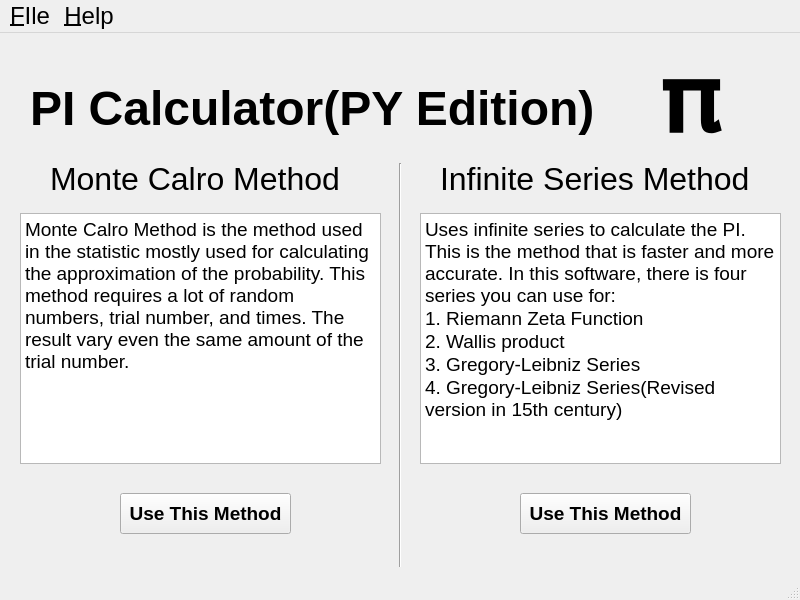
Before: the Qt Designer form Programming/Python/PIGUI(Py edition)/PIGUI/form.ui in kenryuS/KenryusSideProjects, drawn with Qt 5.
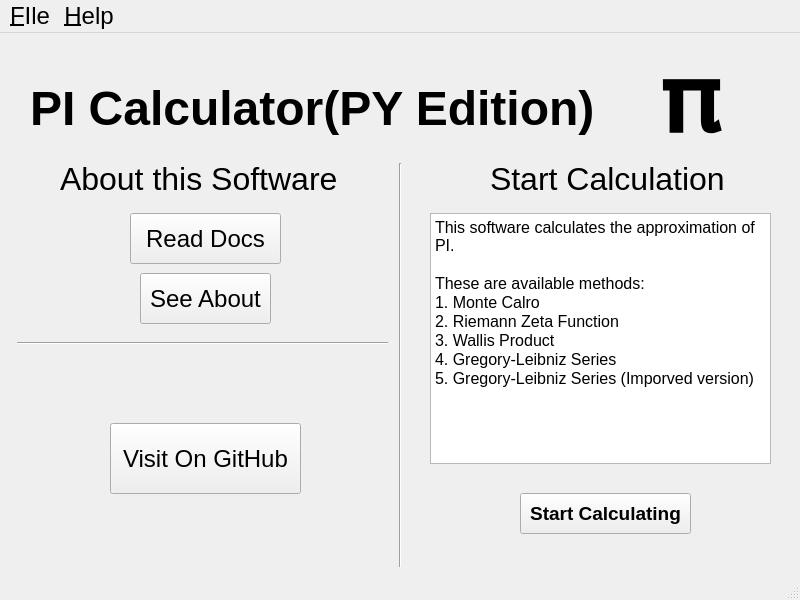
After: the same form once the commit is applied.

Patch:
```diff
--- a/Programming/Python/PIGUI(Py edition)/PIGUI/form.ui
+++ b/Programming/Python/PIGUI(Py edition)/PIGUI/form.ui
@@ -57,9 +57,9 @@
    <widget class="QLabel" name="label_3">
     <property name="geometry">
      <rect>
-      <x>50</x>
+      <x>60</x>
       <y>130</y>
-      <width>291</width>
+      <width>281</width>
       <height>31</height>
      </rect>
     </property>
@@ -71,15 +71,15 @@
      </font>
     </property>
     <property name="text">
-     <string>Monte Calro Method</string>
+     <string>About this Software</string>
     </property>
    </widget>
    <widget class="QLabel" name="label_4">
     <property name="geometry">
      <rect>
-      <x>440</x>
+      <x>490</x>
       <y>130</y>
-      <width>321</width>
+      <width>241</width>
       <height>31</height>
      </rect>
     </property>
@@ -91,75 +91,7 @@
      </font>
     </property>
     <property name="text">
-     <string>Infinite Series Method</string>
-    </property>
-   </widget>
-   <widget class="QTextBrowser" name="textBrowser">
-    <property name="geometry">
-     <rect>
-      <x>20</x>
-      <y>180</y>
-      <width>361</width>
-      <height>251</height>
-     </rect>
-    </property>
-    <property name="markdown">
-     <string>Monte Calro Method is the method used in the statistic mostly used for
-calculating the approximation of the probability. This method requires a lot of
-random numbers, trial number, and times. The result vary even the same amount
-of the trial number. 
-
-</string>
-    </property>
-    <property name="html">
-     <string>&lt;!DOCTYPE HTML PUBLIC &quot;-//W3C//DTD HTML 4.0//EN&quot; &quot;http://www.w3.org/TR/REC-html40/strict.dtd&quot;&gt;
-&lt;html&gt;&lt;head&gt;&lt;meta name=&quot;qrichtext&quot; content=&quot;1&quot; /&gt;&lt;style type=&quot;text/css&quot;&gt;
-p, li { white-space: pre-wrap; }
-&lt;/style&gt;&lt;/head&gt;&lt;body style=&quot; font-family:'MS Shell Dlg 2'; font-size:18pt; font-weight:400; font-style:normal;&quot;&gt;
-&lt;p style=&quot; margin-top:0px; margin-bottom:0px; margin-left:0px; margin-right:0px; -qt-block-indent:0; text-indent:0px;&quot;&gt;&lt;span style=&quot; font-family:'Yu Gothic UI'; font-size:14pt;&quot;&gt;Monte Calro Method is the method used in the statistic mostly used for calculating the approximation of the probability. This method requires a lot of random numbers, trial number, and times. The result vary even the same amount of the trial number. &lt;/span&gt;&lt;/p&gt;&lt;/body&gt;&lt;/html&gt;</string>
-    </property>
-   </widget>
-   <widget class="QTextBrowser" name="textBrowser_2">
-    <property name="geometry">
-     <rect>
-      <x>420</x>
-      <y>180</y>
-      <width>361</width>
-      <height>251</height>
-     </rect>
-    </property>
-    <property name="html">
-     <string>&lt;!DOCTYPE HTML PUBLIC &quot;-//W3C//DTD HTML 4.0//EN&quot; &quot;http://www.w3.org/TR/REC-html40/strict.dtd&quot;&gt;
-&lt;html&gt;&lt;head&gt;&lt;meta name=&quot;qrichtext&quot; content=&quot;1&quot; /&gt;&lt;style type=&quot;text/css&quot;&gt;
-p, li { white-space: pre-wrap; }
-&lt;/style&gt;&lt;/head&gt;&lt;body style=&quot; font-family:'MS Shell Dlg 2'; font-size:18pt; font-weight:400; font-style:normal;&quot;&gt;
-&lt;p style=&quot; margin-top:0px; margin-bottom:0px; margin-left:0px; margin-right:0px; -qt-block-indent:0; text-indent:0px;&quot;&gt;&lt;span style=&quot; font-family:'Yu Gothic UI'; font-size:14pt;&quot;&gt;Uses infinite series to calculate the PI. This is the method that is faster and more accurate. In this software, there is four series you can use for:&lt;/span&gt;&lt;/p&gt;
-&lt;p style=&quot; margin-top:0px; margin-bottom:0px; margin-left:0px; margin-right:0px; -qt-block-indent:0; text-indent:0px;&quot;&gt;&lt;span style=&quot; font-family:'Yu Gothic UI'; font-size:14pt;&quot;&gt;1. Riemann Zeta Function&lt;/span&gt;&lt;/p&gt;
-&lt;p style=&quot; margin-top:0px; margin-bottom:0px; margin-left:0px; margin-right:0px; -qt-block-indent:0; text-indent:0px;&quot;&gt;&lt;span style=&quot; font-family:'Yu Gothic UI'; font-size:14pt;&quot;&gt;2. Wallis product&lt;/span&gt;&lt;/p&gt;
-&lt;p style=&quot; margin-top:0px; margin-bottom:0px; margin-left:0px; margin-right:0px; -qt-block-indent:0; text-indent:0px;&quot;&gt;&lt;span style=&quot; font-family:'Yu Gothic UI'; font-size:14pt;&quot;&gt;3. Gregory-Leibniz Series&lt;/span&gt;&lt;/p&gt;
-&lt;p style=&quot; margin-top:0px; margin-bottom:0px; margin-left:0px; margin-right:0px; -qt-block-indent:0; text-indent:0px;&quot;&gt;&lt;span style=&quot; font-family:'Yu Gothic UI'; font-size:14pt;&quot;&gt;4. Gregory-Leibniz Series(Revised version in 15th century)&lt;/span&gt;&lt;/p&gt;&lt;/body&gt;&lt;/html&gt;</string>
-    </property>
-   </widget>
-   <widget class="QPushButton" name="pushButton">
-    <property name="geometry">
-     <rect>
-      <x>120</x>
-      <y>460</y>
-      <width>171</width>
-      <height>41</height>
-     </rect>
-    </property>
-    <property name="font">
-     <font>
-      <pointsize>14</pointsize>
-      <weight>75</weight>
-      <bold>true</bold>
-      <underline>false</underline>
-      <kerning>true</kerning>
-     </font>
-    </property>
-    <property name="text">
-     <string>Use This Method</string>
+     <string>Start Calculation</string>
     </property>
    </widget>
    <widget class="QPushButton" name="pushButton_2">
@@ -180,7 +112,7 @@
      </font>
     </property>
     <property name="text">
-     <string>Use This Method</string>
+     <string>Start Calculating</string>
     </property>
    </widget>
    <widget class="QLabel" name="label_2">
@@ -203,6 +135,96 @@
      <string>𝛑</string>
     </property>
    </widget>
+   <widget class="Line" name="line_2">
+    <property name="geometry">
+     <rect>
+      <x>17</x>
+      <y>300</y>
+      <width>371</width>
+      <height>20</height>
+     </rect>
+    </property>
+    <property name="orientation">
+     <enum>Qt::Horizontal</enum>
+    </property>
+   </widget>
+   <widget class="QPushButton" name="pushButton">
+    <property name="geometry">
+     <rect>
+      <x>130</x>
+      <y>180</y>
+      <width>151</width>
+      <height>51</height>
+     </rect>
+    </property>
+    <property name="text">
+     <string>Read Docs</string>
+    </property>
+   </widget>
+   <widget class="QPushButton" name="pushButton_3">
+    <property name="geometry">
+     <rect>
+      <x>110</x>
+      <y>390</y>
+      <width>191</width>
+      <height>71</height>
+     </rect>
+    </property>
+    <property name="text">
+     <string>Visit On GitHub</string>
+    </property>
+    <property name="checkable">
+     <bool>false</bool>
+    </property>
+    <property name="checked">
+     <bool>false</bool>
+    </property>
+   </widget>
+   <widget class="QPushButton" name="pushButton_4">
+    <property name="geometry">
+     <rect>
+      <x>140</x>
+      <y>240</y>
+      <width>131</width>
+      <height>51</height>
+     </rect>
+    </property>
+    <property name="text">
+     <string>See About</string>
+    </property>
+   </widget>
+   <widget class="QTextBrowser" name="textBrowser">
+    <property name="geometry">
+     <rect>
+      <x>430</x>
+      <y>180</y>
+      <width>341</width>
+      <height>251</height>
+     </rect>
+    </property>
+    <property name="font">
+     <font>
+      <pointsize>18</pointsize>
+      <weight>50</weight>
+      <bold>false</bold>
+     </font>
+    </property>
+    <property name="html">
+     <string>&lt;!DOCTYPE HTML PUBLIC &quot;-//W3C//DTD HTML 4.0//EN&quot; &quot;http://www.w3.org/TR/REC-html40/strict.dtd&quot;&gt;
+&lt;html&gt;&lt;head&gt;&lt;meta name=&quot;qrichtext&quot; content=&quot;1&quot; /&gt;&lt;style type=&quot;text/css&quot;&gt;
+p, li { white-space: pre-wrap; }
+&lt;/style&gt;&lt;/head&gt;&lt;body style=&quot; font-family:'MS Shell Dlg 2'; font-size:18pt; font-weight:400; font-style:normal;&quot;&gt;
+&lt;p style=&quot; margin-top:0px; margin-bottom:0px; margin-left:0px; margin-right:0px; -qt-block-indent:0; text-indent:0px;&quot;&gt;&lt;span style=&quot; font-size:12pt;&quot;&gt;This software calculates the approximation of PI.&lt;/span&gt;&lt;/p&gt;
+&lt;p style=&quot;-qt-paragraph-type:empty; margin-top:0px; margin-bottom:0px; margin-left:0px; margin-right:0px; -qt-block-indent:0; text-indent:0px; font-size:12pt;&quot;&gt;&lt;br /&gt;&lt;/p&gt;
+&lt;p style=&quot; margin-top:0px; margin-bottom:0px; margin-left:0px; margin-right:0px; -qt-block-indent:0; text-indent:0px;&quot;&gt;&lt;span style=&quot; font-size:12pt;&quot;&gt;These are available methods:&lt;/span&gt;&lt;/p&gt;
+&lt;p style=&quot; margin-top:0px; margin-bottom:0px; margin-left:0px; margin-right:0px; -qt-block-indent:0; text-indent:0px;&quot;&gt;&lt;span style=&quot; font-size:12pt;&quot;&gt;1. Monte Calro&lt;/span&gt;&lt;/p&gt;
+&lt;p style=&quot; margin-top:0px; margin-bottom:0px; margin-left:0px; margin-right:0px; -qt-block-indent:0; text-indent:0px;&quot;&gt;&lt;span style=&quot; font-size:12pt;&quot;&gt;2. Riemann Zeta Function&lt;/span&gt;&lt;/p&gt;
+&lt;p style=&quot; margin-top:0px; margin-bottom:0px; margin-left:0px; margin-right:0px; -qt-block-indent:0; text-indent:0px;&quot;&gt;&lt;span style=&quot; font-size:12pt;&quot;&gt;3. Wallis Product&lt;/span&gt;&lt;/p&gt;
+&lt;p style=&quot; margin-top:0px; margin-bottom:0px; margin-left:0px; margin-right:0px; -qt-block-indent:0; text-indent:0px;&quot;&gt;&lt;span style=&quot; font-size:12pt;&quot;&gt;4. Gregory-Leibniz Series&lt;/span&gt;&lt;/p&gt;
+&lt;p style=&quot; margin-top:0px; margin-bottom:0px; margin-left:0px; margin-right:0px; -qt-block-indent:0; text-indent:0px;&quot;&gt;&lt;span style=&quot; font-size:12pt;&quot;&gt;5. Gregory-Leibniz Series (Imporved version)&lt;/span&gt;&lt;/p&gt;
+&lt;p style=&quot;-qt-paragraph-type:empty; margin-top:0px; margin-bottom:0px; margin-left:0px; margin-right:0px; -qt-block-indent:0; text-indent:0px; font-size:12pt;&quot;&gt;&lt;br /&gt;&lt;/p&gt;&lt;/body&gt;&lt;/html&gt;</string>
+    </property>
+   </widget>
   </widget>
   <widget class="QMenuBar" name="menubar">
    <property name="geometry">
```
